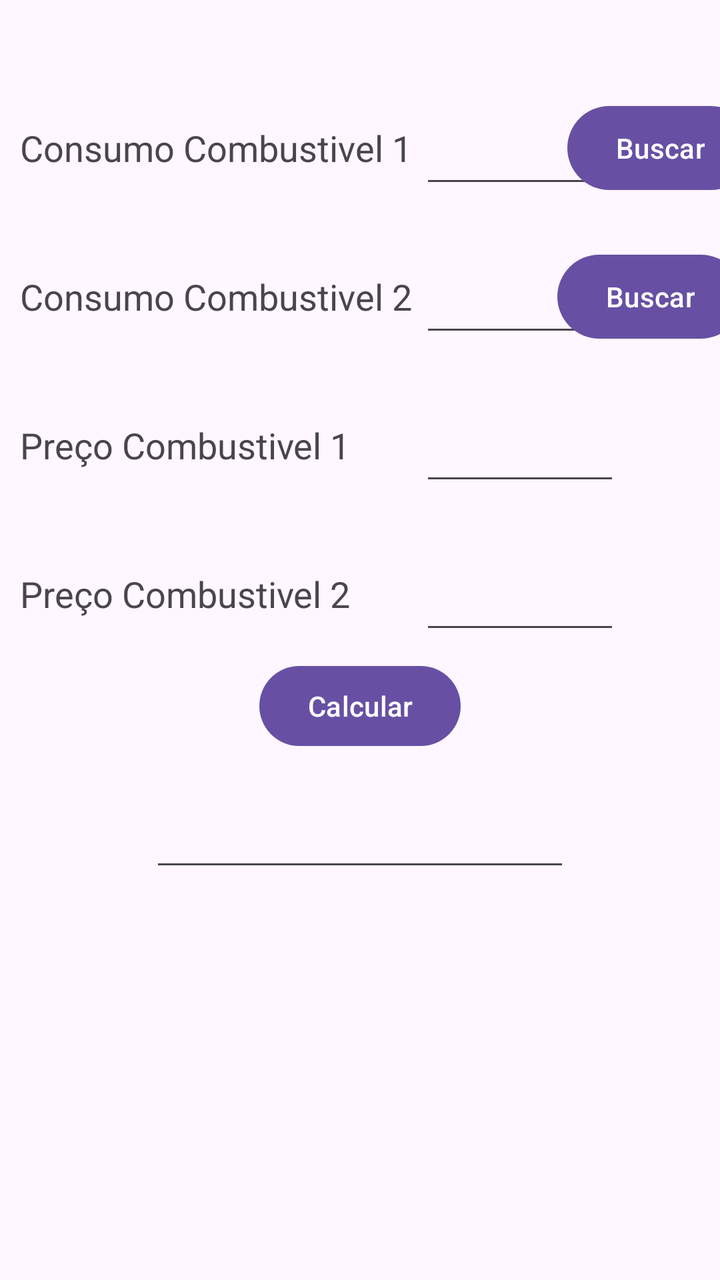
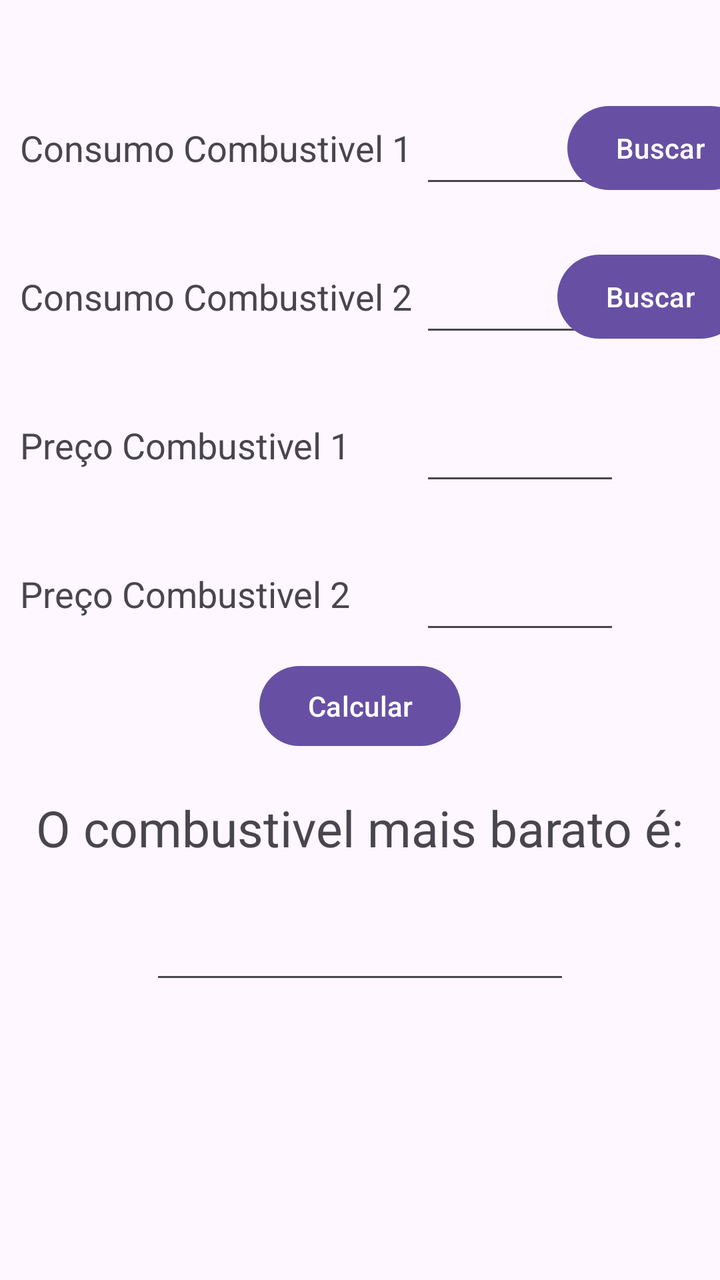

An Android layout rendered at two revisions. The XML below is the earlier revision; the diff shows what the commit changed to produce the second picture.
<!-- AndroidManifest.xml: application theme Theme.CombustivelRentavel -->
<!-- res/layout/activity_rentavel.xml -->
<?xml version="1.0" encoding="utf-8"?>
<androidx.constraintlayout.widget.ConstraintLayout xmlns:android="http://schemas.android.com/apk/res/android"
    xmlns:app="http://schemas.android.com/apk/res-auto"
    xmlns:tools="http://schemas.android.com/tools"
    android:id="@+id/main"
    android:layout_width="match_parent"
    android:layout_height="match_parent"
    tools:context=".RentavelActivity">

    <TextView
        android:id="@+id/tvCombustivel1"
        android:layout_width="200dp"
        android:layout_height="wrap_content"
        android:layout_marginStart="10dp"
        android:text="Consumo Combustivel 1"
        android:textSize="18dp"
        app:layout_constraintBottom_toBottomOf="parent"
        app:layout_constraintEnd_toEndOf="parent"
        app:layout_constraintHorizontal_bias="0.0"
        app:layout_constraintStart_toStartOf="parent"
        app:layout_constraintTop_toTopOf="parent"
        app:layout_constraintVertical_bias="0.10" />

    <TextView
        android:id="@+id/tvCombustivel2"
        android:layout_width="200dp"
        android:layout_height="wrap_content"
        android:layout_marginTop="50dp"
        android:text="Consumo Combustivel 2"
        android:textSize="18dp"
        app:layout_constraintBottom_toBottomOf="parent"
        app:layout_constraintEnd_toEndOf="@+id/tvCombustivel1"
        app:layout_constraintStart_toStartOf="@+id/tvCombustivel1"
        app:layout_constraintTop_toBottomOf="@+id/tvCombustivel1"
        app:layout_constraintVertical_bias="0.0" />

    <TextView
        android:id="@+id/tvPreco1"
        android:layout_width="200dp"
        android:layout_height="wrap_content"
        android:layout_marginTop="50dp"
        android:text="Preço Combustivel 1"
        android:textSize="18dp"
        app:layout_constraintBottom_toBottomOf="parent"
        app:layout_constraintEnd_toEndOf="@+id/tvCombustivel2"
        app:layout_constraintHorizontal_bias="0.0"
        app:layout_constraintStart_toStartOf="@id/tvCombustivel2"
        app:layout_constraintTop_toBottomOf="@id/tvCombustivel2"
        app:layout_constraintVertical_bias="0.0" />

    <TextView
        android:id="@+id/tvPreco2"
        android:layout_width="200dp"
        android:layout_height="wrap_content"
        android:layout_marginTop="50dp"
        android:text="Preço Combustivel 2"
        android:textSize="18dp"
        app:layout_constraintBottom_toBottomOf="parent"
        app:layout_constraintEnd_toEndOf="@+id/tvPreco"
        app:layout_constraintHorizontal_bias="0"
        app:layout_constraintStart_toStartOf="@+id/tvPreco1"
        app:layout_constraintTop_toBottomOf="@+id/tvPreco1"
        app:layout_constraintVertical_bias="0.0" />

    <EditText
        android:id="@+id/editTextNumber"
        android:layout_width="100dp"
        android:layout_height="50dp"
        android:ems="10"
        android:inputType="numberDecimal"
        app:layout_constraintBottom_toBottomOf="@+id/tvCombustivel1"
        app:layout_constraintEnd_toEndOf="parent"
        app:layout_constraintHorizontal_bias="0.0"
        app:layout_constraintStart_toEndOf="@id/tvCombustivel1"
        app:layout_constraintTop_toTopOf="@+id/tvCombustivel1" />

    <EditText
        android:id="@+id/editTextNumber2"
        android:layout_width="100dp"
        android:layout_height="50dp"
        android:ems="10"
        android:inputType="numberDecimal"
        app:layout_constraintBottom_toBottomOf="@+id/tvCombustivel2"
        app:layout_constraintEnd_toEndOf="@+id/editTextNumber"
        app:layout_constraintStart_toEndOf="@+id/tvCombustivel2"
        app:layout_constraintTop_toTopOf="@+id/tvCombustivel2" />

    <EditText
        android:id="@+id/editTextNumber3"
        android:layout_width="100dp"
        android:layout_height="50dp"
        android:ems="10"
        android:inputType="numberDecimal"
        app:layout_constraintBottom_toBottomOf="@+id/tvPreco1"
        app:layout_constraintEnd_toEndOf="@+id/editTextNumber2"
        app:layout_constraintStart_toEndOf="@+id/tvCombustivel2"
        app:layout_constraintTop_toTopOf="@+id/tvPreco1" />

    <EditText
        android:id="@+id/editTextNumber4"
        android:layout_width="100dp"
        android:layout_height="50dp"
        android:ems="10"
        android:inputType="numberDecimal"
        app:layout_constraintBottom_toBottomOf="@+id/tvPreco2"
        app:layout_constraintEnd_toEndOf="@+id/editTextNumber3"
        app:layout_constraintStart_toEndOf="@+id/tvPreco2"
        app:layout_constraintTop_toTopOf="@+id/tvPreco2" />

    <Button
        android:id="@+id/btCalculate"
        android:layout_width="wrap_content"
        android:layout_height="wrap_content"
        android:layout_marginTop="20dp"
        android:text="Calcular"
        app:layout_constraintBottom_toBottomOf="parent"
        app:layout_constraintEnd_toEndOf="parent"
        app:layout_constraintStart_toStartOf="parent"
        app:layout_constraintTop_toBottomOf="@+id/tvPreco2"
        app:layout_constraintVertical_bias="0.0" />

    <Button
        android:id="@+id/btSearch"
        android:layout_width="wrap_content"
        android:layout_height="50dp"
        android:layout_marginEnd="10dp"
        android:text="Buscar"
        android:textSize="14sp"
        app:layout_constraintBottom_toBottomOf="@+id/editTextNumber"
        app:layout_constraintEnd_toEndOf="parent"
        app:layout_constraintStart_toEndOf="@+id/editTextNumber"
        app:layout_constraintTop_toTopOf="@+id/editTextNumber" />

    <Button
        android:id="@+id/btSearch2"
        android:layout_width="wrap_content"
        android:layout_height="50dp"
        android:layout_marginEnd="10dp"
        android:text="Buscar"
        android:textSize="14sp"
        app:layout_constraintBottom_toBottomOf="@+id/editTextNumber2"
        app:layout_constraintEnd_toEndOf="@+id/btSearch"
        app:layout_constraintStart_toStartOf="@+id/btSearch"
        app:layout_constraintTop_toTopOf="@+id/editTextNumber2" />

    <EditText
        android:id="@+id/etResult"
        android:layout_width="wrap_content"
        android:layout_height="wrap_content"
        android:ems="10"
        android:inputType="numberDecimal"
        app:layout_constraintBottom_toBottomOf="parent"
        app:layout_constraintEnd_toEndOf="parent"
        app:layout_constraintStart_toStartOf="parent"
        app:layout_constraintTop_toBottomOf="@+id/btCalculate"
        app:layout_constraintVertical_bias="0.10" />

</androidx.constraintlayout.widget.ConstraintLayout>
<!-- resources referenced by this layout -->
<resources>
  <style name="Theme.CombustivelRentavel" parent="Base.Theme.CombustivelRentavel" />
  <style name="Base.Theme.CombustivelRentavel" parent="Theme.Material3.DayNight.NoActionBar">
          
          
      </style>
</resources>

<!-- the commit's change to res/layout/activity_rentavel.xml (unified diff, before → after) -->
@@ -63,7 +63,7 @@
         app:layout_constraintVertical_bias="0.0" />
 
     <EditText
-        android:id="@+id/editTextNumber"
+        android:id="@+id/etConsumoCombustivel1"
         android:layout_width="100dp"
         android:layout_height="50dp"
         android:ems="10"
@@ -75,35 +75,35 @@
         app:layout_constraintTop_toTopOf="@+id/tvCombustivel1" />
 
     <EditText
-        android:id="@+id/editTextNumber2"
+        android:id="@+id/etConsumoCombustivel2"
         android:layout_width="100dp"
         android:layout_height="50dp"
         android:ems="10"
         android:inputType="numberDecimal"
         app:layout_constraintBottom_toBottomOf="@+id/tvCombustivel2"
-        app:layout_constraintEnd_toEndOf="@+id/editTextNumber"
+        app:layout_constraintEnd_toEndOf="@+id/etConsumoCombustivel1"
         app:layout_constraintStart_toEndOf="@+id/tvCombustivel2"
         app:layout_constraintTop_toTopOf="@+id/tvCombustivel2" />
 
     <EditText
-        android:id="@+id/editTextNumber3"
+        android:id="@+id/etPrecoComb1"
         android:layout_width="100dp"
         android:layout_height="50dp"
         android:ems="10"
         android:inputType="numberDecimal"
         app:layout_constraintBottom_toBottomOf="@+id/tvPreco1"
-        app:layout_constraintEnd_toEndOf="@+id/editTextNumber2"
+        app:layout_constraintEnd_toEndOf="@+id/etConsumoCombustivel2"
         app:layout_constraintStart_toEndOf="@+id/tvCombustivel2"
         app:layout_constraintTop_toTopOf="@+id/tvPreco1" />
 
     <EditText
-        android:id="@+id/editTextNumber4"
+        android:id="@+id/etPrecoComb2"
         android:layout_width="100dp"
         android:layout_height="50dp"
         android:ems="10"
         android:inputType="numberDecimal"
         app:layout_constraintBottom_toBottomOf="@+id/tvPreco2"
-        app:layout_constraintEnd_toEndOf="@+id/editTextNumber3"
+        app:layout_constraintEnd_toEndOf="@+id/etPrecoComb1"
         app:layout_constraintStart_toEndOf="@+id/tvPreco2"
         app:layout_constraintTop_toTopOf="@+id/tvPreco2" />
 
@@ -126,10 +126,10 @@
         android:layout_marginEnd="10dp"
         android:text="Buscar"
         android:textSize="14sp"
-        app:layout_constraintBottom_toBottomOf="@+id/editTextNumber"
+        app:layout_constraintBottom_toBottomOf="@+id/etConsumoCombustivel1"
         app:layout_constraintEnd_toEndOf="parent"
-        app:layout_constraintStart_toEndOf="@+id/editTextNumber"
-        app:layout_constraintTop_toTopOf="@+id/editTextNumber" />
+        app:layout_constraintStart_toEndOf="@+id/etConsumoCombustivel1"
+        app:layout_constraintTop_toTopOf="@+id/etConsumoCombustivel1" />
 
     <Button
         android:id="@+id/btSearch2"
@@ -138,21 +138,35 @@
         android:layout_marginEnd="10dp"
         android:text="Buscar"
         android:textSize="14sp"
-        app:layout_constraintBottom_toBottomOf="@+id/editTextNumber2"
+        app:layout_constraintBottom_toBottomOf="@+id/etConsumoCombustivel2"
         app:layout_constraintEnd_toEndOf="@+id/btSearch"
         app:layout_constraintStart_toStartOf="@+id/btSearch"
-        app:layout_constraintTop_toTopOf="@+id/editTextNumber2" />
+        app:layout_constraintTop_toTopOf="@+id/etConsumoCombustivel2" />
+
+    <TextView
+        android:id="@+id/tvResut"
+        android:layout_width="wrap_content"
+        android:layout_height="wrap_content"
+        android:layout_marginTop="20dp"
+        android:textSize="25dp"
+        android:text="O combustivel mais barato é:"
+        app:layout_constraintBottom_toBottomOf="parent"
+        app:layout_constraintEnd_toEndOf="parent"
+        app:layout_constraintStart_toStartOf="parent"
+        app:layout_constraintTop_toBottomOf="@+id/btCalculate"
+        app:layout_constraintVertical_bias="0.0" />
 
     <EditText
         android:id="@+id/etResult"
         android:layout_width="wrap_content"
         android:layout_height="wrap_content"
+        android:layout_marginTop="25dp"
         android:ems="10"
-        android:inputType="numberDecimal"
+        android:inputType="text"
         app:layout_constraintBottom_toBottomOf="parent"
         app:layout_constraintEnd_toEndOf="parent"
         app:layout_constraintStart_toStartOf="parent"
-        app:layout_constraintTop_toBottomOf="@+id/btCalculate"
-        app:layout_constraintVertical_bias="0.10" />
+        app:layout_constraintTop_toBottomOf="@+id/tvResut"
+        app:layout_constraintVertical_bias="0.0" />
 
 </androidx.constraintlayout.widget.ConstraintLayout>
